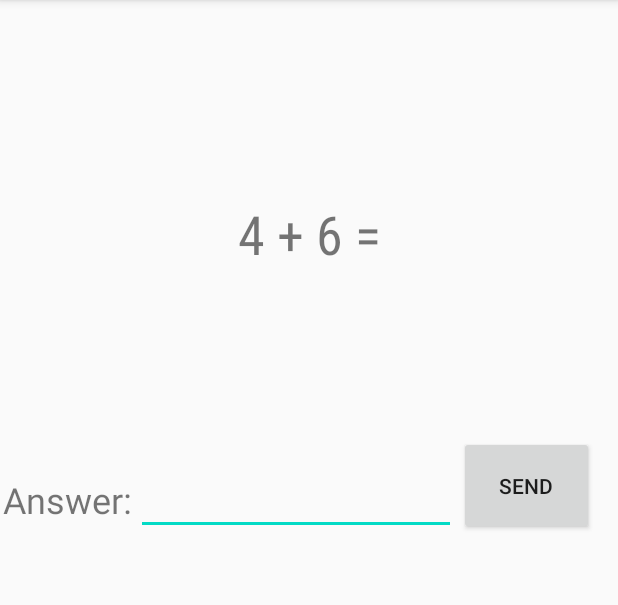
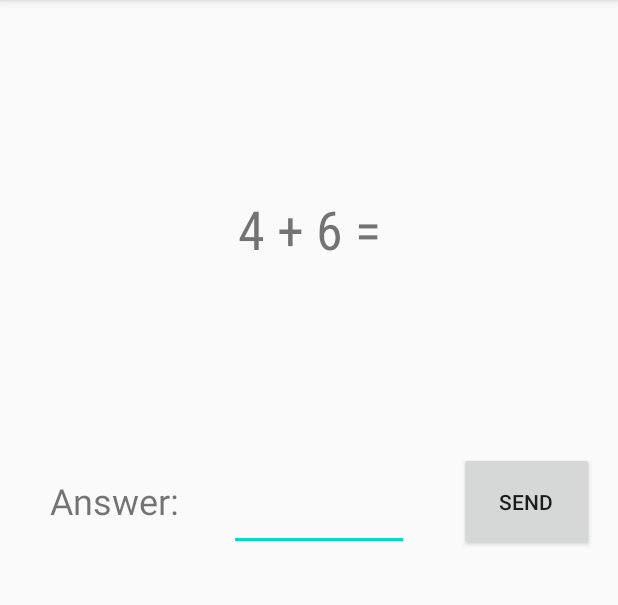
Before and after one commit to lundjohan/android-math-game, an Android app: the screen it shows after launch (MainActivity), on a phone screen of 412 x 824 dp, the part 84-689 px from its top. Run offline under Robolectric (Android 15) with nearby library versions, the phone set to English and light mode, and no system bars.

Commit message:
better look

```diff
--- a/app/src/main/res/layout/fragment_question_answer.xml
+++ b/app/src/main/res/layout/fragment_question_answer.xml
@@ -7,10 +7,10 @@
 
     <EditText
         android:id="@+id/userAnswerInput"
-        android:ems="10"
+        android:layout_width="120dp"
+        android:layout_height="63dp"
         android:inputType="number"
-        android:layout_width="wrap_content"
-        android:layout_height="wrap_content"
+        android:textSize="30sp"
         app:layout_constraintBottom_toBottomOf="parent"
         app:layout_constraintEnd_toStartOf="@+id/sendBtn"
         app:layout_constraintHorizontal_bias="0.592"
```
